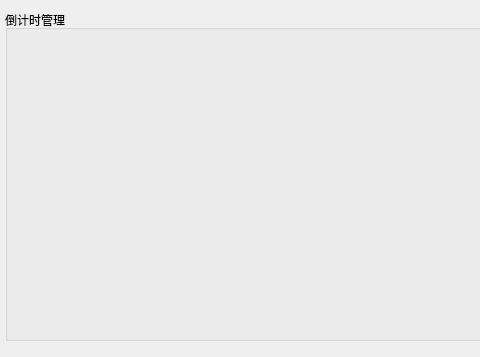
Before: the Qt Designer form dialogcountdownoutput.ui in gaopindianzi/multi_relay_manger, drawn with Qt 5; both pictures show x 0 to 480 and y 0 to 357 of the 760 by 357 pixel window.
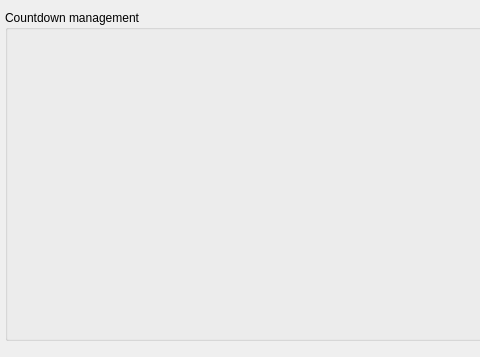
After: the same form once the commit is applied.

Patch:
```diff
--- a/dialogcountdownoutput.ui
+++ b/dialogcountdownoutput.ui
@@ -23,7 +23,7 @@
     </rect>
    </property>
    <property name="title">
-    <string>倒计时管理</string>
+    <string>Countdown management</string>
    </property>
    <widget class="QWidget" name="verticalLayoutWidget">
     <property name="geometry">
```
